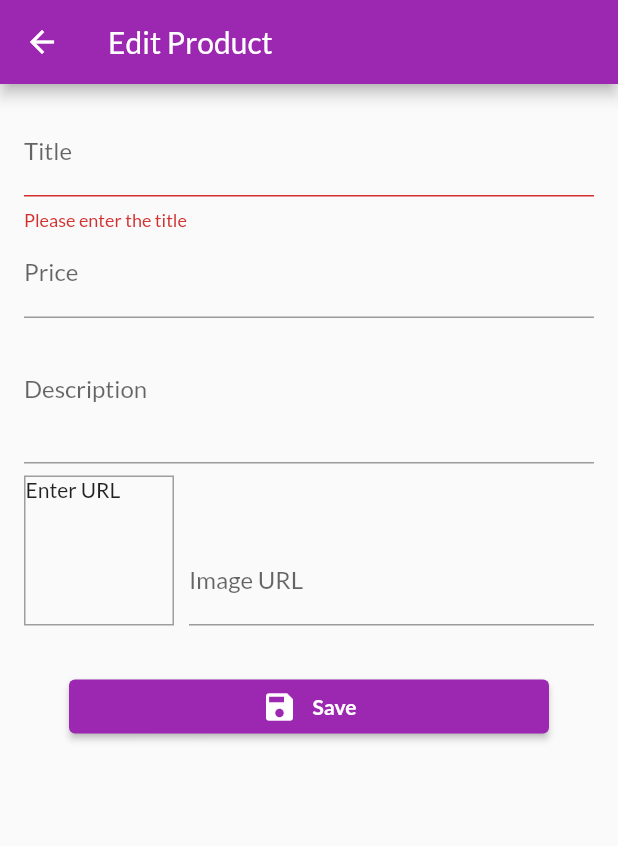
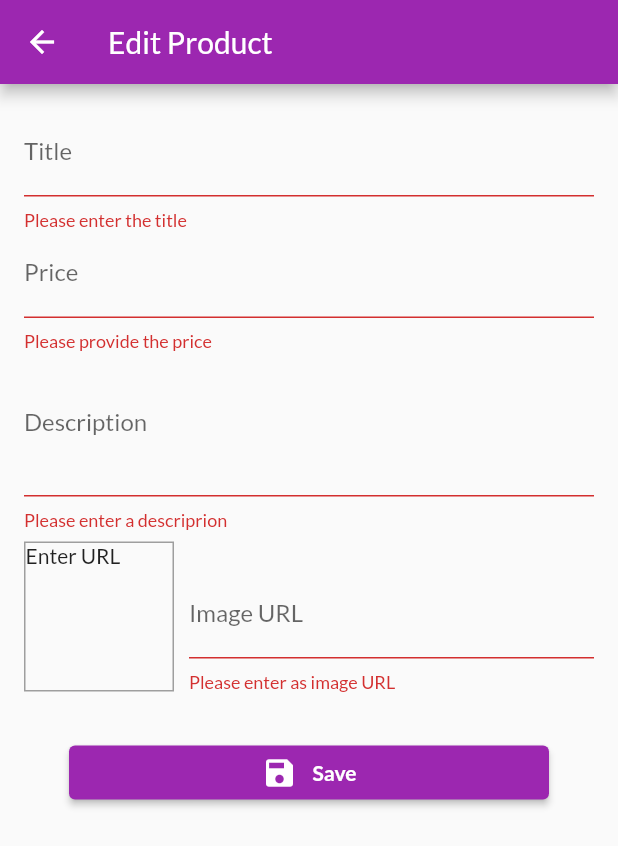
Before and after one commit to Sudhanva-Nadiger/shop_app, a Flutter app: the EditProductScreen screen opened by its route, after a tap on "Save", on a phone screen of 412 x 824 dp. Shown: the top 846 px of the screen. Run offline on Flutter 3.47's test engine with Material 2 defaults, Android fonts, the phone set to English and light mode, and no system bars; network calls fail.

Commit message:
feat: add validation check to all input

```diff
--- a/lib/screens/edit_product_screen.dart
+++ b/lib/screens/edit_product_screen.dart
@@ -32,7 +32,7 @@ class _EditProductPageState extends State<EditProductScreen> {
   }
 
   void _saveForm() {
-    final isValid = _form.currentState?.validate();
+    bool? isValid = _form.currentState?.validate();
     if (isValid == null || !isValid) {
       return;
     }
@@ -95,6 +95,21 @@ class _EditProductPageState extends State<EditProductScreen> {
                     imageUrl: _editedProduct.imageUrl,
                   );
                 },
+                validator: (value) {
+                  if (value == null || value.isEmpty) {
+                    return 'Please provide the price';
+                  }
+
+                  if (double.tryParse(value) == null) {
+                    return 'Please provide a valid number';
+                  }
+
+                  if (double.tryParse(value)! <= 0) {
+                    return 'Please enter a number greater than zero';
+                  }
+
+                  return null;
+                },
               ),
               TextFormField(
                 decoration: const InputDecoration(
@@ -111,6 +126,13 @@ class _EditProductPageState extends State<EditProductScreen> {
                     price: _editedProduct.price,
                     imageUrl: _editedProduct.imageUrl,
                   );
+                },
+                validator: (value) {
+                  if (value == null || value.isEmpty) {
+                    return 'Please enter a descriprion';
+                  }
+
+                  return null;
                 },
               ),
               Row(
@@ -130,7 +152,9 @@ class _EditProductPageState extends State<EditProductScreen> {
                       ),
                     ),
                     child: _imageUrlController.text.isEmpty
-                        ? const Text('Enter URL')
+                        ? const Text(
+                            'Enter URL',
+                          )
                         : FittedBox(
                             child: Image.network(
                               _imageUrlController.text,
@@ -156,6 +180,18 @@ class _EditProductPageState extends State<EditProductScreen> {
                           imageUrl: value!,
                         );
                       },
+                      validator: (value) {
+                        if (value == null || value.isEmpty) {
+                          return 'Please enter as image URL';
+                        }
+
+                        if (!value.startsWith('http') &&
+                            !value.startsWith('https')) {
+                          return 'Please enter a valid URL';
+                        }
+
+                        return null;
+                      },
                     ),
                   )
                 ],
@@ -178,7 +214,8 @@ class _EditProductPageState extends State<EditProductScreen> {
                         style: TextStyle(fontWeight: FontWeight.bold),
                       ),
                     ],
-                    )),
+                  ),
+                ),
               )
             ],
           ),
```
Lines whose indentation alone changed are shown as unchanged.
